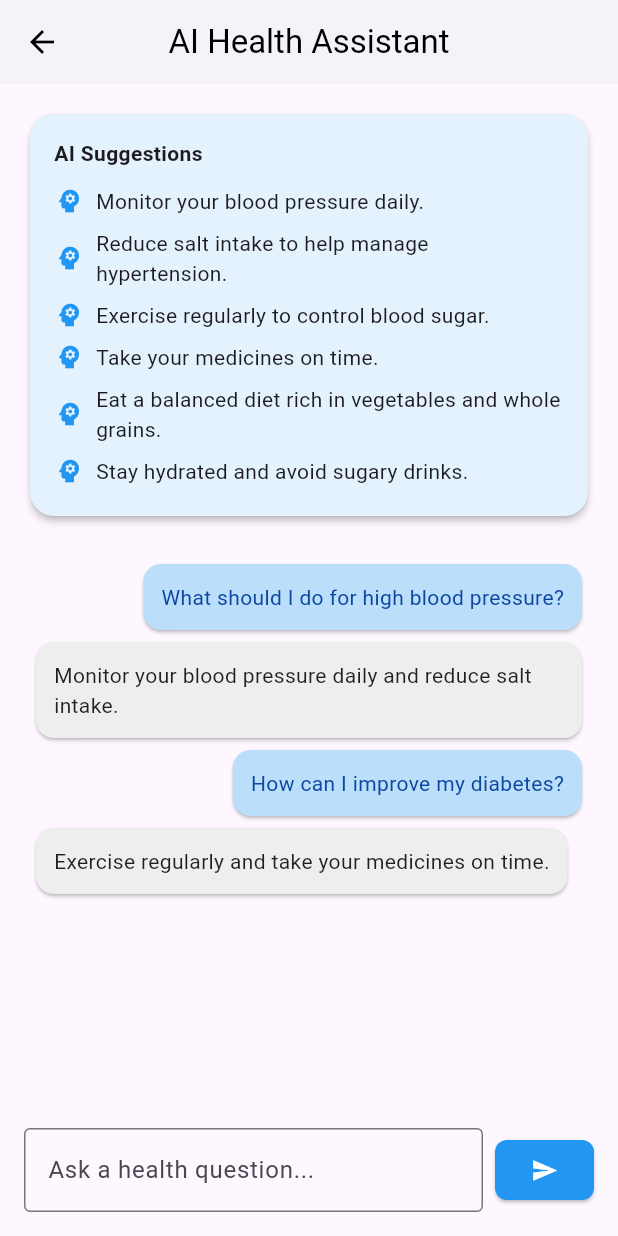
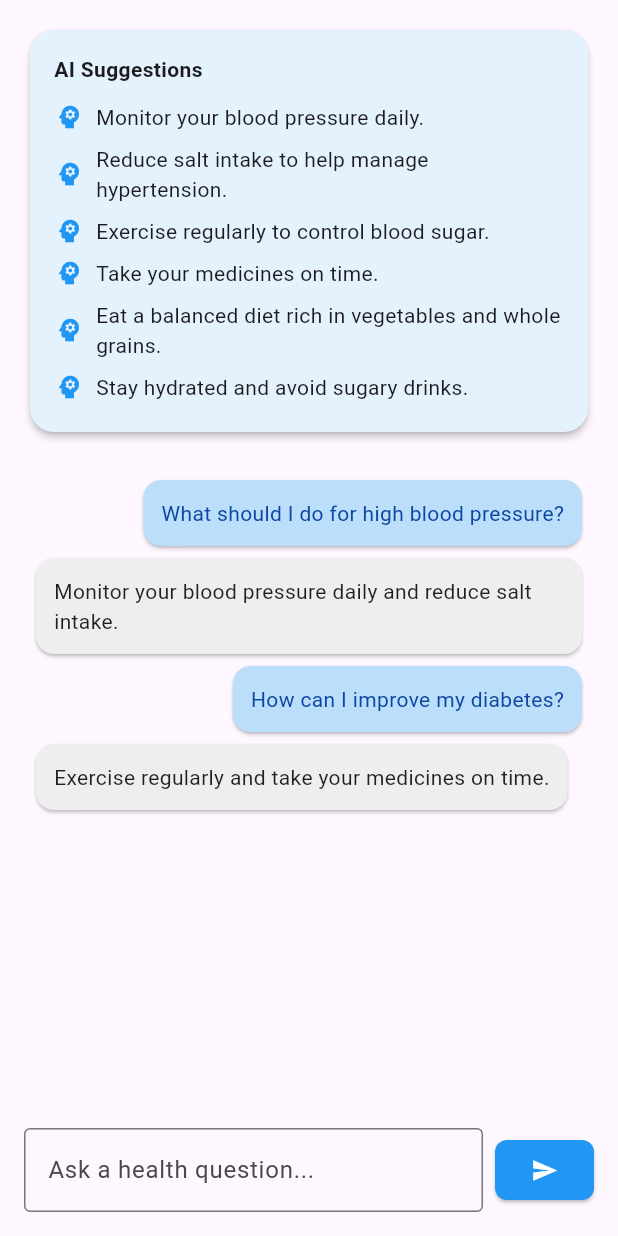
Before and after one commit to BlessedForever04/MediCare, a Flutter app: the PatientAIAssistantPage screen opened directly, on a phone screen of 412 x 824 dp. Run offline on Flutter 3.47's test engine with Material 3 defaults, Android fonts, the phone set to English and light mode, and no system bars; our stand-ins replace cloud_firestore, firebase_auth, firebase_core; accounts and stored records are empty.

Commit message:
Minor change

```diff
--- a/lib/main.dart
+++ b/lib/main.dart
@@ -1,10 +1,5 @@
-// ignore_for_file: unused_import
-
 import 'package:flutter/material.dart';
 import 'package:firebase_core/firebase_core.dart';
-import 'package:firebase_auth/firebase_auth.dart';
-import 'package:cloud_firestore/cloud_firestore.dart';
-import 'package:temp/pages/login.dart';
 import 'package:temp/pages/splash.dart';
 
 void main() async {
--- a/lib/pages/patient_ai_assistant_page.dart
+++ b/lib/pages/patient_ai_assistant_page.dart
@@ -36,9 +36,7 @@ class _PatientAIAssistantPageState extends State<PatientAIAssistantPage> {
   bool _isLoading = false;
 
   Future<String> _getLLMResponse(String prompt) async {
-    final url = Uri.parse(
-      'http://10.0.2.2:11434/api/generate',
-    );
+    final url = Uri.parse('http://10.0.2.2:11434/api/generate');
 
     final headers = {'Content-Type': 'application/json'};
     final body = jsonEncode({
@@ -82,13 +80,6 @@ class _PatientAIAssistantPageState extends State<PatientAIAssistantPage> {
   @override
   Widget build(BuildContext context) {
     return Scaffold(
-      appBar: AppBar(
-        title: const Text('AI Health Assistant'),
-        centerTitle: true,
-        backgroundColor: Colors.white,
-        foregroundColor: Colors.black,
-        elevation: 2,
-      ),
       body: Padding(
         padding: const EdgeInsets.all(16.0),
         child: Column(
--- a/lib/pages/patient_profile_page.dart
+++ b/lib/pages/patient_profile_page.dart
@@ -1,7 +1,6 @@
 import 'package:flutter/material.dart';
 import 'package:firebase_auth/firebase_auth.dart';
 import 'package:cloud_firestore/cloud_firestore.dart';
-import 'package:firebase_auth/firebase_auth.dart';
 
 class PatientProfilePage extends StatefulWidget {
   const PatientProfilePage({super.key});
```
Also changed, not shown: lib/pages/doctor_profile_page.dart (+3 -5 lines).
